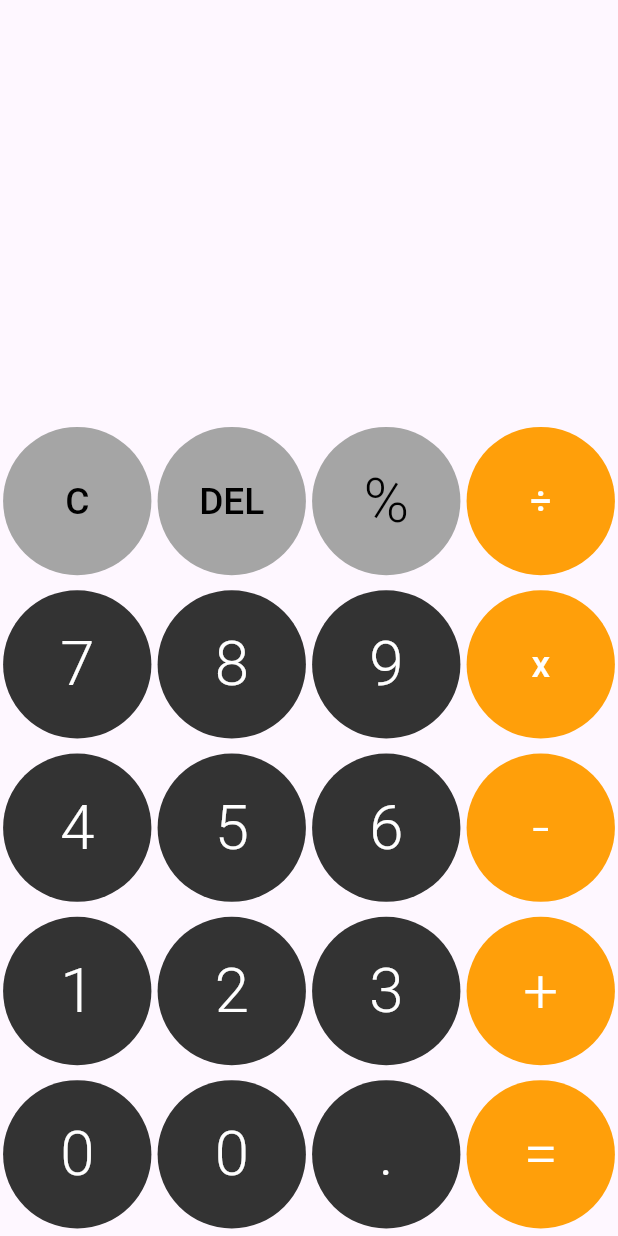
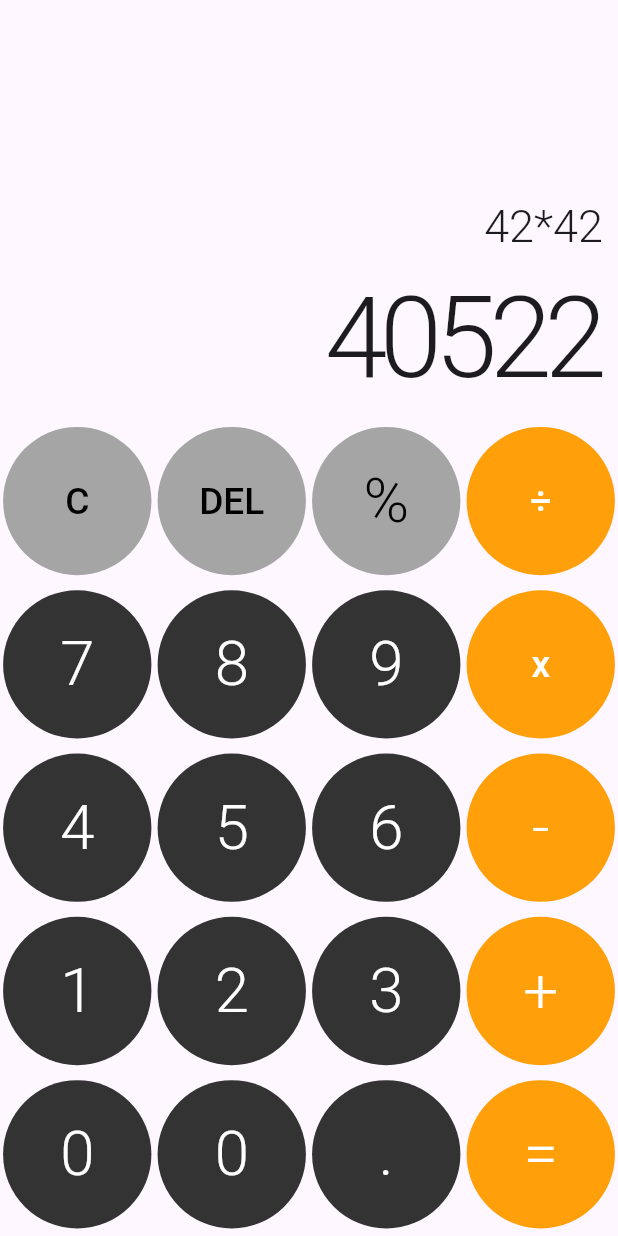
Before and after one commit to saninthottungal/calculator-riverpod, a Flutter app: the screen it shows after launch, on a phone screen of 412 x 824 dp. Run offline on Flutter 3.47's test engine with Material 3 defaults, Android fonts, the phone set to English and light mode, and no system bars; our stand-ins replace flutter_riverpod.

Commit message:
result added

```diff
--- a/lib/src/features/home/presentation/screens/screen_home.dart
+++ b/lib/src/features/home/presentation/screens/screen_home.dart
@@ -11,7 +11,32 @@ class ScreenHome extends StatelessWidget {
       body: SafeArea(
         child: Column(
           mainAxisAlignment: MainAxisAlignment.end,
+          crossAxisAlignment: CrossAxisAlignment.end,
           children: [
+            Padding(
+              padding: EdgeInsets.only(right: 10),
+              child: Column(
+                crossAxisAlignment: CrossAxisAlignment.end,
+                children: [
+                  Text(
+                    "42*42",
+                    style: TextStyle(
+                      fontSize: 30,
+                      fontWeight: FontWeight.w300,
+                      letterSpacing: 0,
+                    ),
+                  ),
+                  Text(
+                    "40522",
+                    style: TextStyle(
+                      fontSize: 75,
+                      fontWeight: FontWeight.w300,
+                      letterSpacing: -5,
+                    ),
+                  ),
+                ],
+              ),
+            ),
             Row(
               mainAxisAlignment: MainAxisAlignment.spaceAround,
               children: [
```
